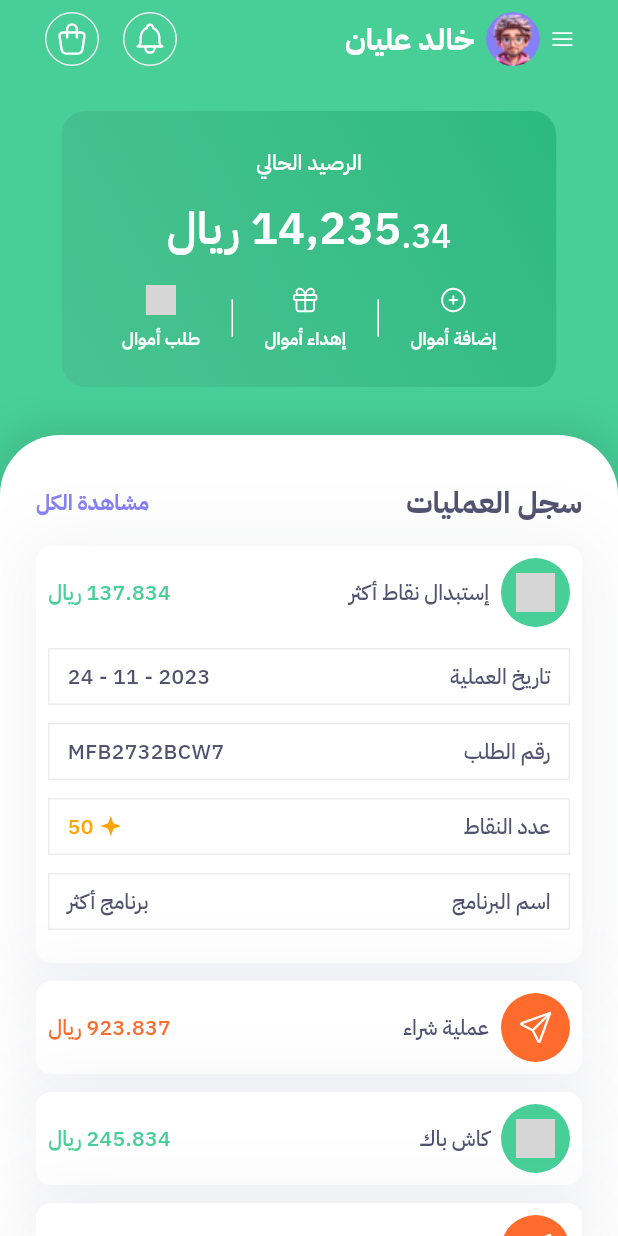
After one commit to hadeel-harbi/daleel_store, a Flutter app: the WalletView screen opened directly, after a tap on "إستبدال نقاط أكثر", on a phone screen of 412 x 824 dp. The commit adds this screen. Run offline on Flutter 3.47's test engine with Material 3 defaults, Android fonts, the phone set to English and light mode, and no system bars; drawn by our look-alikes of badges, flutter_animate; our stand-ins replace flutter_bloc, flutter_svg, smooth_page_indicator; grey boxes are pictures that could not be loaded.

Commit message:
add wallet screen

```diff
--- /dev/null
+++ b/lib/app/features/wallet/data/operations_data.dart
@@ -0,0 +1,37 @@
+List operationsList = [
+  {
+    "name": "إستبدال نقاط أكثر",
+    "amount": "137.834 ريال",
+    "type": "income",
+  },
+  {
+    "name": "عملية شراء",
+    "amount": "923.837 ريال",
+    "type": "outcome",
+  },
+  {
+    "name": "كاش باك",
+    "amount": "245.834 ريال",
+    "type": "income",
+  },
+  {
+    "name": "إرسال أموال",
+    "amount": "937.834 ريال",
+    "type": "outcome",
+  },
+  {
+    "name": "استلام أموال من عبدالملك حسان",
+    "amount": "624.834 ريال",
+    "type": "income",
+  },
+  {
+    "name": "استبدال أموال(بنك الراجحي)",
+    "amount": "624.834 ريال",
+    "type": "income",
+  },
+  {
+    "name": "عملية شراء",
+    "amount": "923.837 ريال",
+    "type": "outcome",
+  },
+];
--- /dev/null
+++ b/lib/app/features/wallet/domin/models/operation_model.dart
@@ -0,0 +1,18 @@
+class Operation {
+  final String? name;
+  final String? amount;
+  final String? type;
+
+  Operation(this.name, this.amount, this.type);
+
+  factory Operation.fromJson(Map<String, dynamic> json) =>
+      Operation(json['name'], json['amount'], json['type']);
+
+  Map<String, dynamic> toJson() {
+    final Map<String, dynamic> data = <String, dynamic>{};
+    data['name'] = name;
+    data['amount'] = amount;
+    data['type'] = type;
+    return data;
+  }
+}
--- /dev/null
+++ b/lib/app/features/wallet/domin/repositories/operations_repository.dart
@@ -0,0 +1,13 @@
+import 'package:daleel_store/app/features/wallet/data/operations_data.dart';
+import 'package:daleel_store/app/features/wallet/domin/models/operation_model.dart';
+
+class OperationsRepository {
+  List<Operation> getOperations() {
+    List<Operation> operationsObjects = [];
+    for (var element in operationsList) {
+      operationsObjects.add(Operation.fromJson(element));
+    }
+
+    return operationsObjects;
+  }
+}
--- /dev/null
+++ b/lib/app/features/wallet/presentation/view/wallet_view.dart
@@ -0,0 +1,104 @@
+import 'package:daleel_store/app/core/constants/colors.dart';
+import 'package:daleel_store/app/features/home/presentation/widgets/title_row.dart';
+import 'package:daleel_store/app/features/wallet/domin/models/operation_model.dart';
+import 'package:daleel_store/app/features/wallet/domin/repositories/operations_repository.dart';
+import 'package:daleel_store/app/features/wallet/presentation/widgets/background_container.dart';
+import 'package:daleel_store/app/features/wallet/presentation/widgets/balance_card.dart';
+import 'package:daleel_store/app/features/wallet/presentation/widgets/operation_card.dart';
+import 'package:daleel_store/app/features/wallet/presentation/widgets/wallet_header.dart';
+import 'package:flutter/material.dart';
+import 'package:flutter_animate/flutter_animate.dart';
+
+class WalletView extends StatefulWidget {
+  const WalletView({super.key});
+
+  @override
+  State<WalletView> createState() => _WalletViewState();
+}
+
+class _WalletViewState extends State<WalletView> {
+  List<Operation> operations = [];
+  @override
+  void initState() {
+    operations = OperationsRepository().getOperations();
+    super.initState();
+  }
+
+  @override
+  Widget build(BuildContext context) {
+    return Scaffold(
+      backgroundColor: AppColors.secondaryGreen,
+      extendBody: true,
+      body: SafeArea(
+        bottom: false,
+        child: Stack(
+          children: [
+            const Padding(
+              padding: EdgeInsets.symmetric(horizontal: 30, vertical: 8),
+              child: Column(
+                children: [
+                  WalletHeader(),
+                  BalanceCard(),
+                ],
+              ),
+            ),
+            SingleChildScrollView(
+              child: Column(
+                children: [
+                  const SizedBox(
+                    height: 290,
+                  ),
+                  BackgroundContainer(children: [
+                    const Padding(
+                      padding: EdgeInsets.symmetric(horizontal: 24),
+                      child: TitleRow(
+                        headline: "سجل العمليات",
+                        subtitle: "مشاهدة الكل",
+                      ),
+                    ),
+                    if (operations.isEmpty)
+                      Center(
+                        child: Text(
+                          "لا توجد عمليات الآن",
+                          style: Theme.of(context)
+                              .textTheme
+                              .bodySmall
+                              ?.copyWith(
+                                  color: AppColors.dark.withOpacity(0.5)),
+                        ),
+                      )
+                    else
+                      ListView.separated(
+                        padding: const EdgeInsets.only(
+                            bottom: 120, right: 24, left: 24),
+                        physics: const NeverScrollableScrollPhysics(),
+                        shrinkWrap: true,
+                        itemCount: operations.length,
+                        itemBuilder: (context, index) => OperationCard(
+                                operation: operations[index])
+                            .animate()
+                            .addEffect(const Effect(
+                                curve: Curves.elasticOut,
+                                duration: Duration(milliseconds: 1000)))
+                            .slideY(
+                                begin: 1,
+                                duration: const Duration(milliseconds: 1000)),
+                        separatorBuilder: (context, index) => const SizedBox(
+                          height: 12,
+                        ),
+                      )
+                  ]),
+                ],
+              ),
+            ),
+            Container(
+                padding:
+                    const EdgeInsets.symmetric(horizontal: 30, vertical: 8),
+                color: AppColors.secondaryGreen,
+                child: const WalletHeader())
+          ],
+        ),
+      ),
+    );
+  }
+}
--- /dev/null
+++ b/lib/app/features/wallet/presentation/widgets/background_container.dart
@@ -0,0 +1,36 @@
+import 'package:daleel_store/app/core/constants/colors.dart';
+import 'package:daleel_store/app/core/constants/spaces.dart';
+import 'package:flutter/material.dart';
+
+class BackgroundContainer extends StatelessWidget {
+  const BackgroundContainer({
+    super.key,
+    required this.children,
+  });
+
+  final List<Widget> children;
+
+  @override
+  Widget build(BuildContext context) {
+    return Container(
+      width: AppSpaces.screenWidth(context),
+      constraints:
+          BoxConstraints(minHeight: AppSpaces.screenHeight(context) * 0.6),
+      padding: const EdgeInsets.symmetric(vertical: 16),
+      decoration: BoxDecoration(
+        color: AppColors.light,
+        borderRadius: const BorderRadius.vertical(top: Radius.circular(40)),
+        boxShadow: [
+          BoxShadow(
+              color: AppColors.black.withOpacity(0.09),
+              blurRadius: 20,
+              spreadRadius: 7,
+              offset: const Offset(0, 0))
+        ],
+      ),
+      child: Column(
+        children: children,
+      ),
+    );
+  }
+}
--- /dev/null
+++ b/lib/app/features/wallet/presentation/widgets/balance_card.dart
@@ -0,0 +1,125 @@
+import 'package:daleel_store/app/core/constants/colors.dart';
+import 'package:daleel_store/app/core/constants/spaces.dart';
+import 'package:daleel_store/app/core/utils/svg_icon.dart';
+import 'package:flutter/material.dart';
+
+class BalanceCard extends StatelessWidget {
+  const BalanceCard({
+    super.key,
+  });
+
+  @override
+  Widget build(BuildContext context) {
+    return Container(
+      width: AppSpaces.screenWidth(context) * 0.8,
+      height: 184,
+      padding: const EdgeInsets.symmetric(vertical: 24, horizontal: 40),
+      margin: const EdgeInsets.symmetric(vertical: 30),
+      decoration: BoxDecoration(
+          borderRadius: BorderRadius.circular(16),
+          gradient: LinearGradient(colors: [
+            const Color(0xff2AB97E).withOpacity(0.95),
+            const Color(0xff4ABC8D).withOpacity(0.65)
+          ], begin: Alignment.topRight, end: Alignment.bottomLeft)),
+      child: Column(
+        mainAxisAlignment: MainAxisAlignment.spaceBetween,
+        crossAxisAlignment: CrossAxisAlignment.center,
+        children: [
+          Text(
+            "الرصيد الحالي",
+            style: Theme.of(context)
+                .textTheme
+                .bodyMedium
+                ?.copyWith(color: AppColors.light),
+          ),
+          AppSpaces.height4,
+          const Row(
+            mainAxisAlignment: MainAxisAlignment.center,
+            crossAxisAlignment: CrossAxisAlignment.end,
+            children: [
+              Text(
+                "34.",
+                style: TextStyle(
+                  fontSize: 22,
+                  color: AppColors.light,
+                ),
+              ),
+              Text(
+                "14,235 ريال",
+                style: TextStyle(
+                    fontSize: 30,
+                    color: AppColors.light,
+                    fontWeight: FontWeight.w600),
+              ),
+            ],
+          ),
+          AppSpaces.height8,
+          Row(
+            mainAxisAlignment: MainAxisAlignment.spaceBetween,
+            crossAxisAlignment: CrossAxisAlignment.center,
+            children: [
+              Column(
+                children: [
+                  const IconSvg(
+                    "assets/icons/add_circle.svg",
+                    color: AppColors.light,
+                    size: 20,
+                  ),
+                  AppSpaces.height8,
+                  Text(
+                    "إضافة أموال",
+                    style: Theme.of(context).textTheme.bodySmall?.copyWith(
+                        color: AppColors.light, fontWeight: FontWeight.w600),
+                  ),
+                ],
+              ),
+              Container(
+                width: 1,
+                height: 25,
+                color: AppColors.light,
+              ),
+              Column(
+                children: [
+                  const IconSvg(
+                    "assets/icons/gift.svg",
+                    color: AppColors.light,
+                    size: 20,
+                  ),
+                  AppSpaces.height8,
+                  Text(
+                    "إهداء أموال",
+                    style: Theme.of(context).textTheme.bodySmall?.copyWith(
+                        color: AppColors.light, fontWeight: FontWeight.w600),
+                  ),
+                ],
+              ),
+              Align(
+                alignment: Alignment.topCenter,
+                child: Container(
+                  width: 1,
+                  height: 25,
+                  color: AppColors.light,
+                ),
+              ),
+              Column(
+                children: [
+                  const IconSvg(
+                    "assets/icons/income.svg",
+                    color: AppColors.light,
+                    size: 20,
+                  ),
+                  AppSpaces.height8,
+                  Text(
+                    "طلب أموال",
+                    style: Theme.of(context).textTheme.bodySmall?.copyWith(
+                        color: AppColors.light, fontWeight: FontWeight.w600),
+                  ),
+                ],
+              )
+            ],
+          )
+        ],
+      ),
+    );
+  }
+}
--- /dev/null
+++ b/lib/app/features/wallet/presentation/widgets/operation_card.dart
@@ -0,0 +1,129 @@
+import 'package:daleel_store/app/core/constants/colors.dart';
+import 'package:daleel_store/app/core/constants/spaces.dart';
+import 'package:daleel_store/app/core/utils/svg_icon.dart';
+import 'package:daleel_store/app/features/wallet/domin/models/operation_model.dart';
+import 'package:daleel_store/app/features/wallet/presentation/widgets/operation_details.dart';
+import 'package:flutter/material.dart';
+import 'package:flutter_animate/flutter_animate.dart';
+
+class OperationCard extends StatefulWidget {
+  const OperationCard({
+    super.key,
+    required this.operation,
+  });
+  final Operation operation;
+
+  @override
+  State<OperationCard> createState() => _OperationCardState();
+}
+
+class _OperationCardState extends State<OperationCard> {
+  bool isExpanded = false;
+
+  @override
+  Widget build(BuildContext context) {
+    return InkWell(
+      onTap: () {
+        setState(() {
+          isExpanded = !isExpanded;
+        });
+      },
+      child: Container(
+        width: AppSpaces.screenWidth(context),
+        padding: const EdgeInsets.symmetric(vertical: 8, horizontal: 8),
+        decoration: BoxDecoration(
+          color: AppColors.light,
+          borderRadius: BorderRadius.circular(10),
+          boxShadow: [
+            BoxShadow(
+                color: const Color(0xff6E7588).withOpacity(0.09),
+                blurRadius: 40,
+                spreadRadius: 8,
+                offset: const Offset(1, 5))
+          ],
+        ),
+        child: Column(
+          children: [
+            Row(
+              mainAxisAlignment: MainAxisAlignment.spaceBetween,
+              children: [
+                Container(
+                  padding: const EdgeInsets.all(10),
+                  margin: const EdgeInsetsDirectional.only(end: 8),
+                  decoration: BoxDecoration(
+                      color: widget.operation.type == "outcome"
+                          ? AppColors.secondaryRed
+                          : AppColors.secondaryGreen,
+                      shape: BoxShape.circle),
+                  child: IconSvg(
+                    widget.operation.type == "outcome"
+                        ? "assets/icons/outcome.svg"
+                        : "assets/icons/income.svg",
+                    color: AppColors.light,
+                  ),
+                ),
+                SizedBox(
+                  width: AppSpaces.screenWidth(context) * 0.45,
+                  child: Text(
+                    widget.operation.name ?? "",
+                    overflow: TextOverflow.ellipsis,
+                    style: Theme.of(context).textTheme.bodyMedium,
+                  ),
+                ),
+                const Spacer(),
+                Text(
+                  widget.operation.amount ?? "",
+                  overflow: TextOverflow.ellipsis,
+                  style: Theme.of(context).textTheme.bodyMedium?.copyWith(
+                        color: widget.operation.type == "outcome"
+                            ? AppColors.secondaryRed
+                            : AppColors.secondaryGreen,
+                      ),
+                ),
+              ],
+            ),
+            AnimatedSwitcher(
+                duration: const Duration(milliseconds: 1000),
+                reverseDuration: const Duration(milliseconds: 200),
+                switchInCurve: Curves.elasticOut,
+                switchOutCurve: Curves.easeIn,
+                transitionBuilder: (child, animation) {
+                  return SizeTransition(
+                    axisAlignment: -1,
+                    sizeFactor: animation,
+                    child: child,
+                  );
+                },
+                child: isExpanded
+                    ? const Column(
+                        mainAxisAlignment: MainAxisAlignment.spaceBetween,
+                        children: [
+                          AppSpaces.height8,
+                          OperationDetails(
+                            label: "تاريخ العملية",
+                            content: "24 - 11 - 2023",
+                          ),
+                          OperationDetails(
+                            label: "رقم الطلب",
+                            content: "MFB2732BCW7",
+                          ),
+                          OperationDetails(
+                            label: "عدد النقاط",
+                            content: "50",
+                          ),
+                          OperationDetails(
+                            label: "اسم البرنامج",
+                            content: "برنامج أكثر",
+                          ),
+                          AppSpaces.height8,
+                        ],
+                      )
+                        .animate()
+                        .fadeIn(delay: const Duration(milliseconds: 100))
+                    : const SizedBox.shrink()),
+          ],
+        ),
+      ),
+    );
+  }
+}
--- /dev/null
+++ b/lib/app/features/wallet/presentation/widgets/operation_details.dart
@@ -0,0 +1,57 @@
+import 'package:daleel_store/app/core/constants/colors.dart';
+import 'package:daleel_store/app/core/constants/spaces.dart';
+import 'package:daleel_store/app/core/utils/svg_icon.dart';
+import 'package:flutter/material.dart';
+
+class OperationDetails extends StatelessWidget {
+  const OperationDetails({
+    super.key,
+    required this.label,
+    required this.content,
+  });
+  final String label;
+  final String content;
+
+  @override
+  Widget build(BuildContext context) {
+    return Container(
+      padding: const EdgeInsets.symmetric(vertical: 8, horizontal: 12),
+      margin: const EdgeInsets.symmetric(vertical: 6),
+      decoration: BoxDecoration(border: Border.all(color: AppColors.grey)),
+      child: Row(
+        mainAxisAlignment: MainAxisAlignment.spaceBetween,
+        children: [
+          Text(
+            label,
+            style: Theme.of(context).textTheme.bodyMedium,
+          ),
+          label != "عدد النقاط"
+              ? Directionality(
+                  textDirection: TextDirection.ltr,
+                  child: Text(
+                    content,
+                    style: Theme.of(context).textTheme.bodyMedium,
+                  ),
+                )
+              : Row(
+                  children: [
+                    const IconSvg(
+                      "assets/icons/star.svg",
+                      color: AppColors.secondaryOrange,
+                      size: 14,
+                    ),
+                    AppSpaces.width4,
+                    Text(
+                      content,
+                      style: Theme.of(context)
+                          .textTheme
+                          .bodyMedium
+                          ?.copyWith(color: AppColors.secondaryOrange),
+                    ),
+                  ],
+                )
+        ],
+      ),
+    );
+  }
+}
--- /dev/null
+++ b/lib/app/features/wallet/presentation/widgets/wallet_header.dart
@@ -0,0 +1,63 @@
+import 'package:daleel_store/app/core/constants/colors.dart';
+import 'package:daleel_store/app/core/constants/spaces.dart';
+import 'package:daleel_store/app/core/utils/svg_icon.dart';
+import 'package:daleel_store/app/features/home/presentation/widgets/icon_with_badge.dart';
+import 'package:daleel_store/app/shared/bottom_nav_bar/bottom_nav_bar.dart';
+import 'package:flutter/material.dart';
+
+class WalletHeader extends StatelessWidget {
+  const WalletHeader({
+    super.key,
+  });
+
+  @override
+  Widget build(BuildContext context) {
+    return Row(
+      children: [
+        InkWell(
+          onTap: () => drawerKey.currentState!.openDrawer(),
+          child: const IconSvg(
+            "assets/icons/menu.svg",
+            size: 14,
+            color: AppColors.light,
+          ),
+        ),
+        Padding(
+          padding: const EdgeInsets.symmetric(horizontal: 8),
+          child: ClipOval(
+            clipBehavior: Clip.antiAlias,
+            child: Container(
+              decoration: const BoxDecoration(
+                  color: AppColors.primary, shape: BoxShape.circle),
+              child: Image.asset(
+                "assets/images/person.png",
+                height: 36,
+                width: 36,
+                fit: BoxFit.contain,
+              ),
+            ),
+          ),
+        ),
+        Text(
+          "خالد عليان",
+          style: Theme.of(context)
+              .textTheme
+              .headlineMedium
+              ?.copyWith(color: AppColors.light, fontWeight: FontWeight.w700),
+        ),
+        const Spacer(),
+        const IconWithBadge(
+          icon: "assets/icons/alart.svg",
+          color: AppColors.secondaryGreen,
+          badgeCount: 0,
+        ),
+        AppSpaces.width16,
+        const IconWithBadge(
+          icon: "assets/icons/cart.svg",
+          color: AppColors.secondaryGreen,
+          badgeCount: 0,
+        ),
+      ],
+    );
+  }
+}
--- a/lib/app/shared/bottom_nav_bar/bottom_nav_bar.dart
+++ b/lib/app/shared/bottom_nav_bar/bottom_nav_bar.dart
@@ -1,4 +1,5 @@
 import 'package:daleel_store/app/features/home/presentation/view/home_view.dart';
+import 'package:daleel_store/app/features/wallet/presentation/view/wallet_view.dart';
 import 'package:daleel_store/app/shared/bottom_nav_bar/cubit/navbar_cubit.dart';
 import 'package:daleel_store/app/shared/bottom_nav_bar/widgets/dot_bottom_nav_bar.dart';
 import 'package:daleel_store/app/shared/drawer/app_drawer.dart';
@@ -18,7 +19,7 @@ class _BottomNavBarState extends State<BottomNavBar> {
   List<Widget> views = [
     const HomeView(),
     const HomeView(),
-    const HomeView(),
+    const WalletView(),
     const HomeView(),
     const HomeView(),
   ];
```
